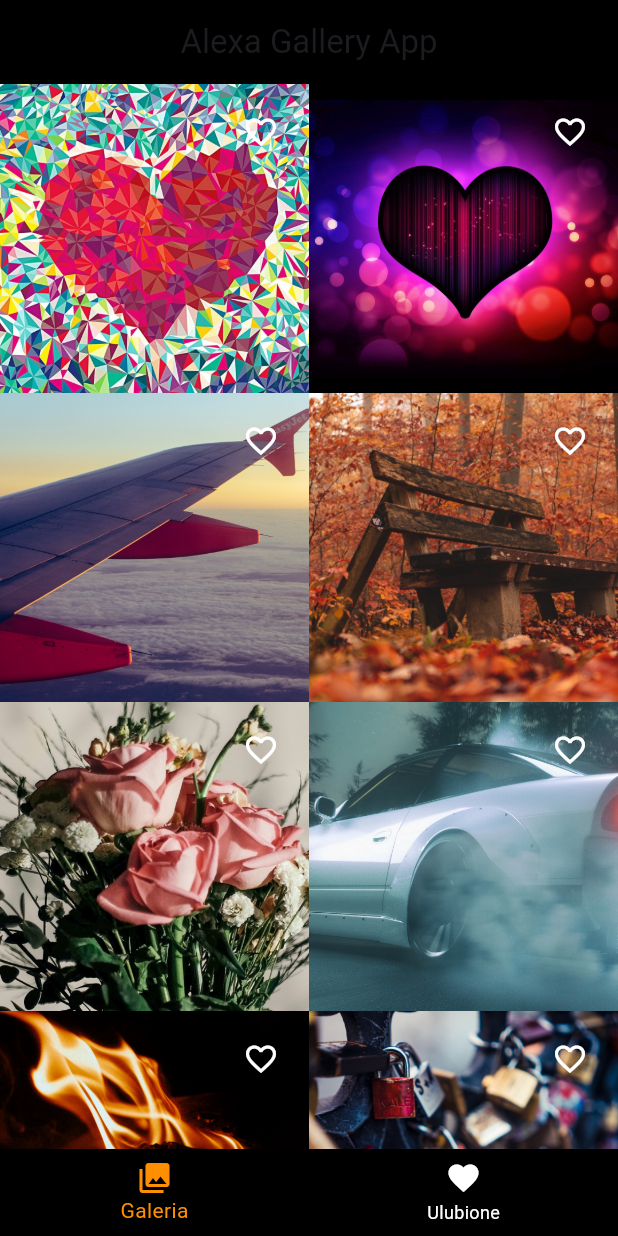
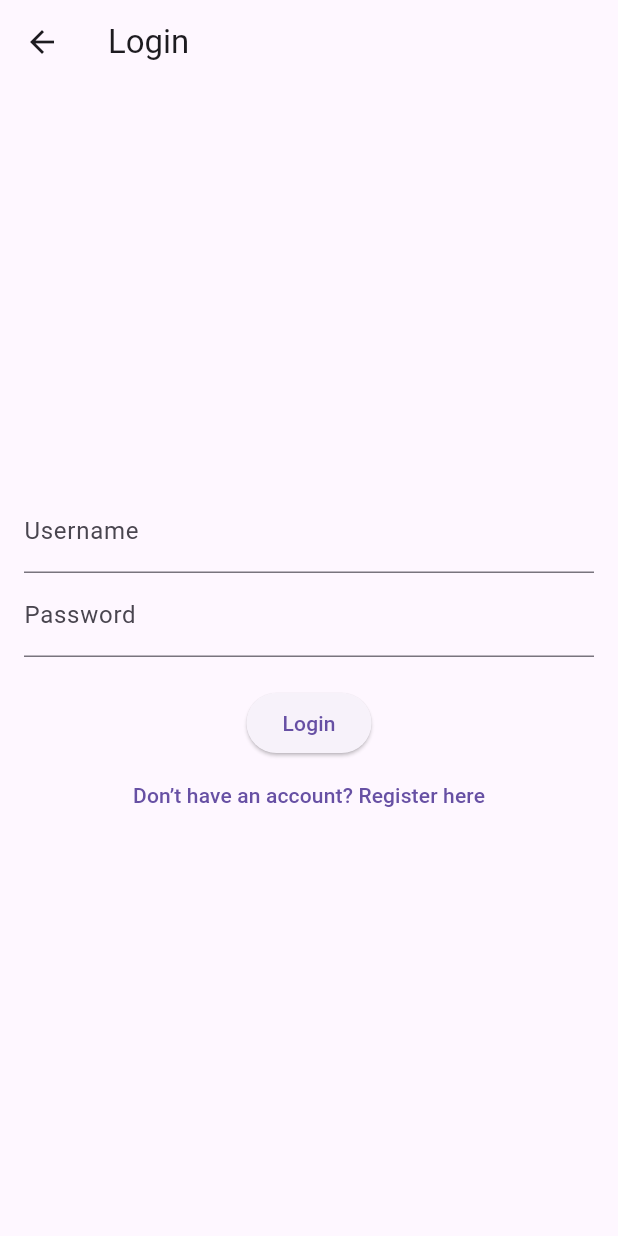
Before and after one commit to indeskix/Galeria, a Flutter app: the screen it shows after launch, on a phone screen of 412 x 824 dp. Run offline on Flutter 3.47's test engine with Material 3 defaults, Android fonts, the phone set to English and light mode, and no system bars; our stand-ins replace photo_view, shared_preferences.

Commit message:
added login

```diff
--- a/lib/home.dart
+++ b/lib/home.dart
@@ -74,7 +74,7 @@ class Product extends StatelessWidget {
                   },
                   child: Image.asset(
                     product_image,
-                    fit: BoxFit.cover, // Obrazek wypełnia cały kafelek
+                    fit: BoxFit.cover,
                   ),
                 ),
               ),
--- /dev/null
+++ b/lib/login_page.dart
@@ -0,0 +1,92 @@
+import 'package:flutter/material.dart';
+import 'package:shared_preferences/shared_preferences.dart';
+
+class LoginPage extends StatefulWidget {
+  @override
+  _LoginPageState createState() => _LoginPageState();
+}
+
+class _LoginPageState extends State<LoginPage> {
+  final TextEditingController _usernameController = TextEditingController();
+  final TextEditingController _passwordController = TextEditingController();
+  bool _isLoginMode = true;
+
+  Future<void> _authenticate() async {
+    final prefs = await SharedPreferences.getInstance();
+    final username = _usernameController.text.trim();
+    final password = _passwordController.text;
+
+    if (_isLoginMode) {
+      // Login mode
+      final storedPassword = prefs.getString(username);
+      if (storedPassword == password) {
+        // Return the actual username so main.dart can store favorites separately
+        Navigator.pop(context, username);
+      } else {
+        ScaffoldMessenger.of(context).showSnackBar(
+          SnackBar(content: Text('Invalid username or password')),
+        );
+      }
+    } else {
+      // Register mode
+      if (username.isNotEmpty && password.isNotEmpty) {
+        // Save new account in SharedPreferences
+        prefs.setString(username, password);
+        ScaffoldMessenger.of(context).showSnackBar(
+          SnackBar(content: Text('Account created successfully!')),
+        );
+        // Switch back to login mode
+        setState(() {
+          _isLoginMode = true;
+        });
+      } else {
+        ScaffoldMessenger.of(context).showSnackBar(
+          SnackBar(content: Text('Please enter a username and password')),
+        );
+      }
+    }
+  }
+
+  @override
+  Widget build(BuildContext context) {
+    return Scaffold(
+      appBar: AppBar(
+        title: Text(_isLoginMode ? 'Login' : 'Register'),
+      ),
+      body: Padding(
+        padding: const EdgeInsets.all(16.0),
+        child: Column(
+          mainAxisAlignment: MainAxisAlignment.center,
+          children: [
+            TextField(
+              controller: _usernameController,
+              decoration: InputDecoration(labelText: 'Username'),
+            ),
+            TextField(
+              controller: _passwordController,
+              decoration: InputDecoration(labelText: 'Password'),
+              obscureText: true,
+            ),
+            SizedBox(height: 20),
+            ElevatedButton(
+              onPressed: _authenticate,
+              child: Text(_isLoginMode ? 'Login' : 'Register'),
+            ),
+            TextButton(
+              onPressed: () {
+                setState(() {
+                  _isLoginMode = !_isLoginMode;
+                });
+              },
+              child: Text(
+                _isLoginMode
+                    ? 'Don’t have an account? Register here'
+                    : 'Already have an account? Login here',
+              ),
+            ),
+          ],
+        ),
+      ),
+    );
+  }
+}
--- a/pubspec.yaml
+++ b/pubspec.yaml
@@ -20,6 +20,7 @@ dependencies:
   flutter:
     sdk: flutter
   photo_view: ^0.14.0
+  shared_preferences: ^2.0.15
 
   # The following adds the Cupertino Icons font to your application.
   # Use with the CupertinoIcons class for iOS style icons.
```
Also changed, not shown: lib/main.dart (+136 -11 lines), pubspec.lock.
